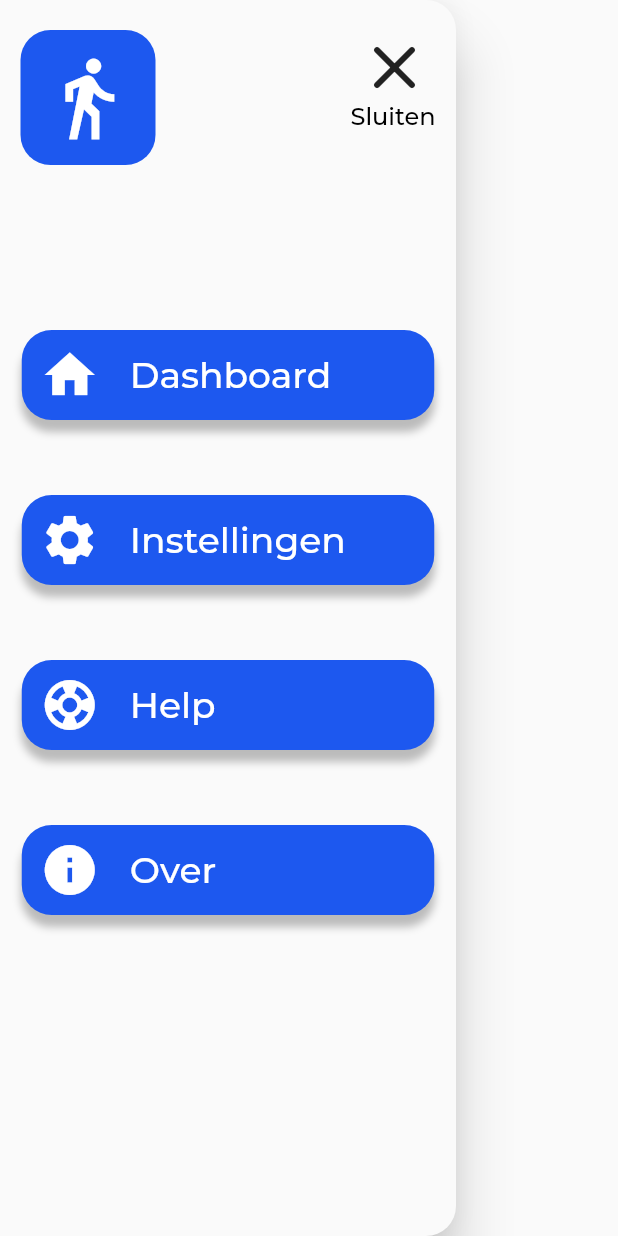
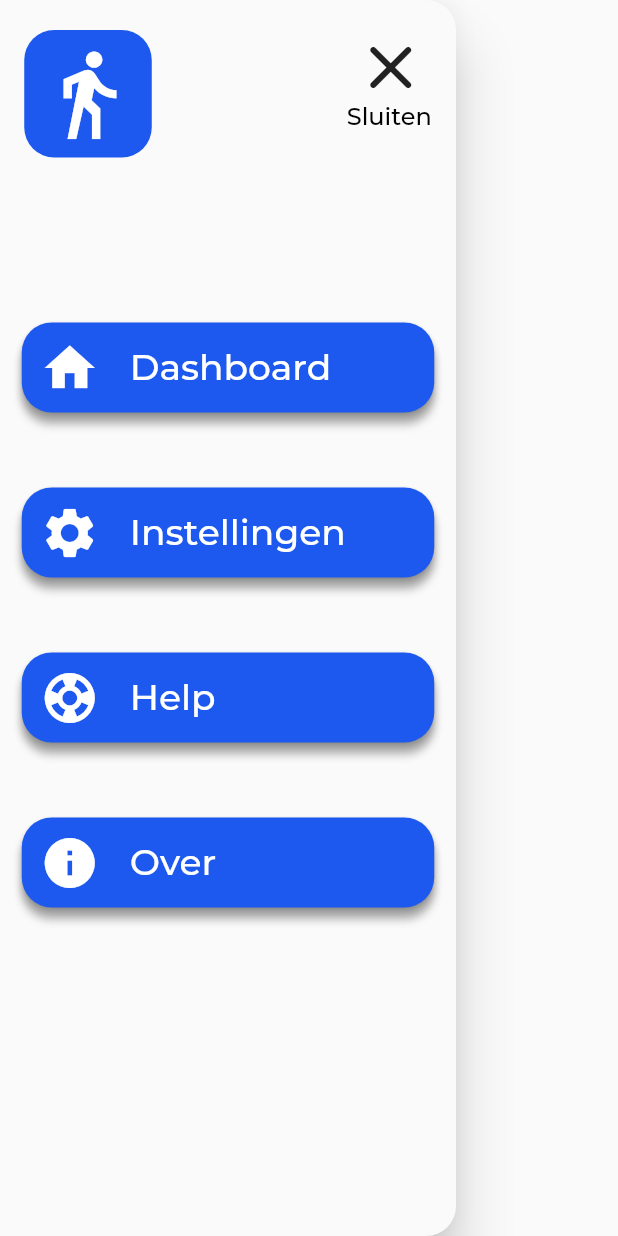
Before and after one commit to DwarfNinja/loopsnelheid-app, a Flutter app: the SideBar widget shown alone on an empty page, opened directly, on a phone screen of 412 x 824 dp. Run offline on Flutter 3.47's test engine with Material 2 defaults, Android fonts, the phone set to English and light mode, and no system bars; our stand-ins replace geolocator, google_fonts, sliding_up_panel.

Commit message:
Feat: change sidebar button widget type
Changed TextButton to ElevatedButton
Minor aesthetic changes to sidebar

```diff
--- a/lib/sidebar.dart
+++ b/lib/sidebar.dart
@@ -25,14 +25,14 @@ class SideBar extends StatelessWidget {
                     crossAxisAlignment: CrossAxisAlignment.start,
                     mainAxisAlignment: MainAxisAlignment.center,
                     children: [
-                      Container(
+                      Container( //TODO: To be replaced for app icon
                         decoration: BoxDecoration(
                             borderRadius: BorderRadius.circular(20),
                             color: app_theme.blue
                         ),
-                        width: 90,
-                        height: 90,
-                        child: const Icon(Icons.directions_walk, size: 60, color: app_theme.white),
+                        width: 85,
+                        height: 85,
+                        child: const Icon(Icons.directions_walk, size: 65, color: app_theme.white),
                       ),
                       const SizedBox(width: 130),
                       Column(
--- a/lib/sidebar_button.dart
+++ b/lib/sidebar_button.dart
@@ -22,7 +22,7 @@ class _SideBarButtonState extends State<SideBarButton> {
           app_theme.bottomBoxShadow
         ]
       ),
-      child: TextButton(
+      child: ElevatedButton(
         style: TextButton.styleFrom(
             shape: RoundedRectangleBorder(
               borderRadius: BorderRadius.circular(20),
```
